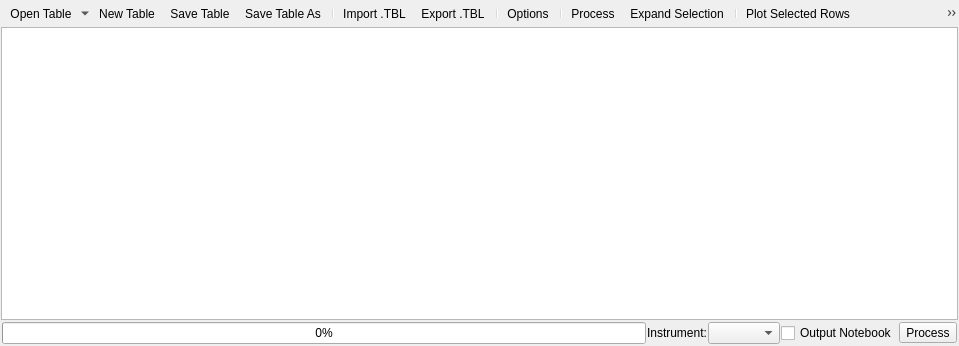
Above: MantidQt/CustomInterfaces/inc/MantidQtCustomInterfaces/Reflectometry/QReflTableView.ui from mantidproject/mantid before the change. Below: the same form after it.
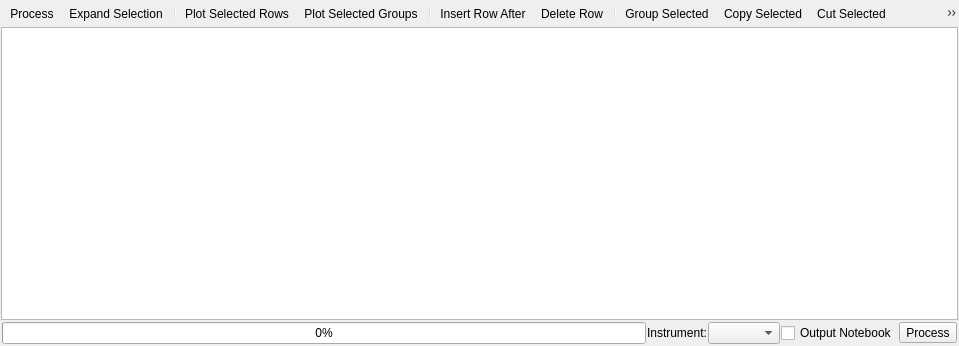
That is the form after the change. Icons and pictures are not drawn.

Commit message:
Re #14921 Removed some actions from the tool bar
They are accessible from the outer menu

```diff
--- a/MantidQt/CustomInterfaces/inc/MantidQtCustomInterfaces/Reflectometry/QReflTableView.ui
+++ b/MantidQt/CustomInterfaces/inc/MantidQtCustomInterfaces/Reflectometry/QReflTableView.ui
@@ -27,16 +27,6 @@
                  <property name="styleSheet">
                    <string>QToolBar{border: none;}</string>
                  </property>
-                 <addaction name="menuOpenTable"/>
-                 <addaction name="actionNewTable"/>
-                 <addaction name="actionSaveTable"/>
-                 <addaction name="actionSaveTableAs"/>
-                 <addaction name="separator"/>
-                 <addaction name="actionImportTable"/>
-                 <addaction name="actionExportTable"/>
-                 <addaction name="separator"/>
-                 <addaction name="actionOptionsDialog"/>
-                 <addaction name="separator"/>
                  <addaction name="actionProcess"/>
                  <addaction name="actionExpandSelection"/>
                  <addaction name="separator"/>
```
